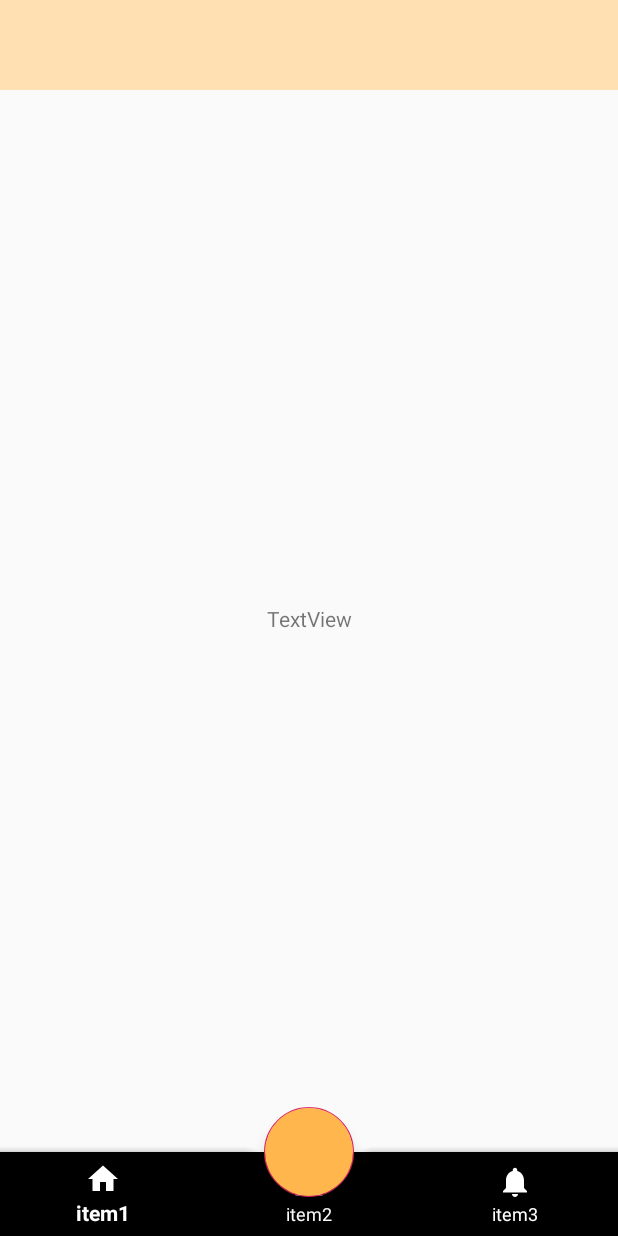
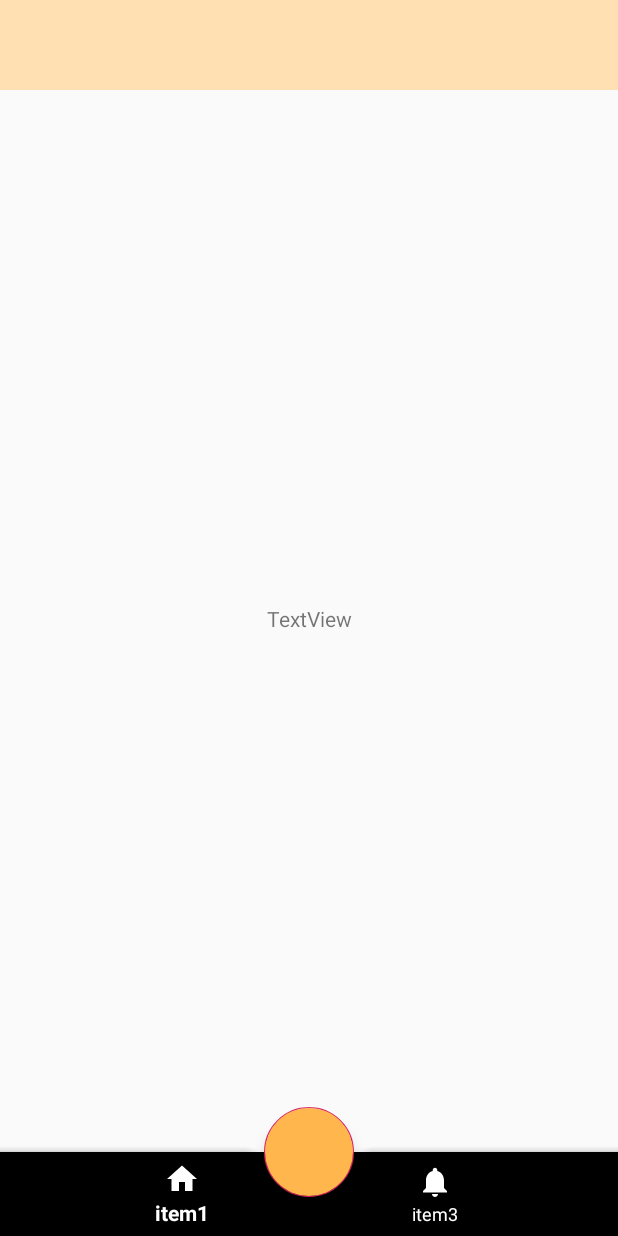
Before and after one commit to 175atsu/FindFoodApp, an Android app: the screen it shows after launch (MainActivity), after a tap on an icon or button, on a phone screen of 412 x 824 dp. Run offline under Robolectric (Android 15) with nearby library versions, the phone set to English and light mode, and no system bars; our stand-ins replace navigation-ui; pictures from the network do not load; 2 statements that could not run were skipped.

Commit message:
fabの途中

```diff
--- a/app/src/main/java/com/example/findfood/MainActivity.kt
+++ b/app/src/main/java/com/example/findfood/MainActivity.kt
@@ -15,20 +15,19 @@ class MainActivity : AppCompatActivity() {
         val navView: BottomNavigationView = findViewById(R.id.bottomNavigationView)
         val navController = findNavController(R.id.nav_host_fragment)
 
-//        val appBarConfiguration = AppBarConfiguration(
-//            setOf(
-//                R.id.navigation_home, R.id.navigation_notifications
-//            )
-//        )
-//        setupActionBarWithNavController(navController, appBarConfiguration)
         navView.setupWithNavController(navController)
 
         fab.setOnClickListener {
             val fragment = DashboardFragment()
-            val bundle = Bundle().apply {
-                //putString("URL", urlData.url)
-            }
-            fragment.setArguments(bundle)
+//            val bundle = Bundle().apply {
+//                //putString("URL", urlData.url)
+//            }
+//            fragment.setArguments(bundle)
+
+            //navigateでactionの指定ぽい
+            //navController.navigate(R.id.nav_host_fragment)
+
+
             supportFragmentManager
                 .beginTransaction()
                 .addToBackStack(null)
--- a/app/src/main/res/menu/bottom_nav_menu.xml
+++ b/app/src/main/res/menu/bottom_nav_menu.xml
@@ -7,11 +7,6 @@
         android:title="item1" />
 
     <item
-        android:id="@+id/navigation_dashboard"
-        android:icon="@drawable/ic_dashboard_black_24dp"
-        android:title="item2" />
-
-    <item
         android:id="@+id/navigation_notifications"
         android:icon="@drawable/ic_notifications_black_24dp"
         android:title="item3" />
```
